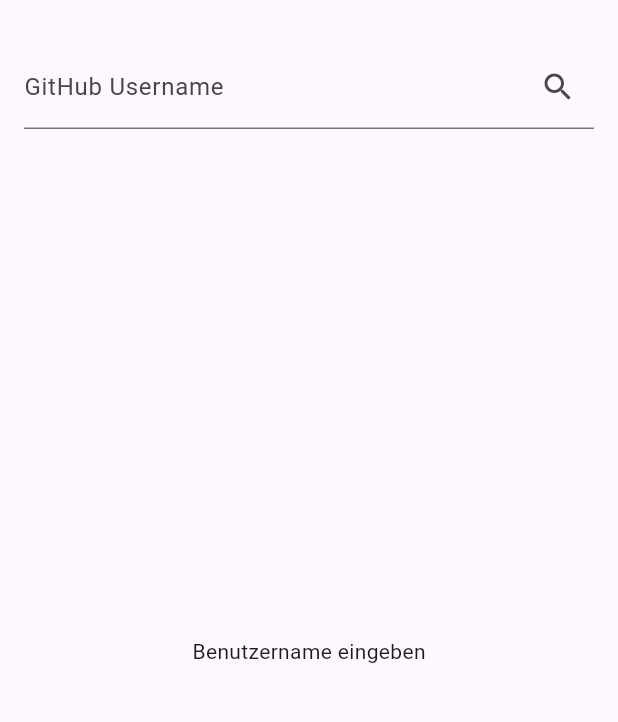
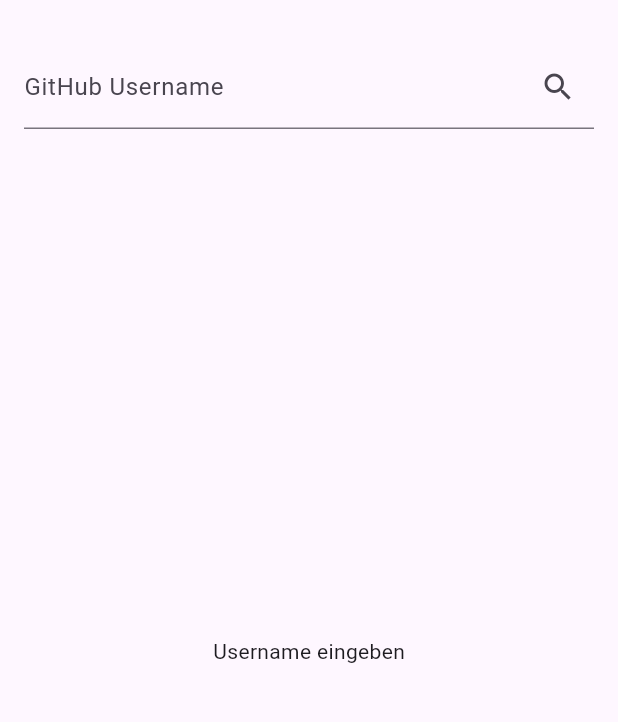
Before and after one commit to pythonite42/GitPeek, a Flutter app: the screen it shows after launch, on a phone screen of 412 x 824 dp, the part 63-785 px from its top. Run offline on Flutter 3.47's test engine with Material 3 defaults, Android fonts, the phone set to English and light mode, and no system bars; our stand-ins replace flutter_bloc.

Commit message:
ui adjustments

```diff
--- a/lib/main.dart
+++ b/lib/main.dart
@@ -9,6 +9,8 @@
 }
 
 class GitPeekApp extends StatelessWidget {
+  const GitPeekApp({super.key});
+
   @override
   Widget build(BuildContext context) {
     return MaterialApp(
@@ -19,8 +21,10 @@
 }
 
 class GitHubSearchScreen extends StatefulWidget {
+  const GitHubSearchScreen({super.key});
+
   @override
-  _GitHubSearchScreenState createState() => _GitHubSearchScreenState();
+  State<GitHubSearchScreen> createState() => _GitHubSearchScreenState();
 }
 
 class _GitHubSearchScreenState extends State<GitHubSearchScreen> {
@@ -47,13 +51,14 @@
                   },
                 ),
               ),
+              onSubmitted: (value) => cubit.fetchRepos(value.trim()),
             ),
-            const SizedBox(height: 16),
+            SizedBox(height: MediaQuery.of(context).size.height * 0.02),
             Expanded(
               child: BlocBuilder<GithubCubit, GithubState>(
                 builder: (context, state) {
-                  if (state is GithubInitial) {
-                    return const Center(child: Text('Benutzername eingeben'));
+                  if (state is GithubInitial || _controller.text.isEmpty) {
+                    return const Center(child: Text('Username eingeben'));
                   } else if (state is GithubLoading) {
                     return const Center(child: CircularProgressIndicator());
                   } else if (state is GithubLoaded) {
```
